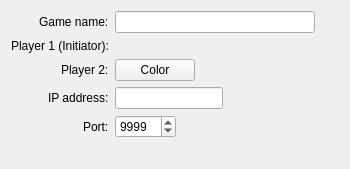
First picture: the form in src/con4/networkgameview.ui, repository antoniusriha/con4, before the edit.
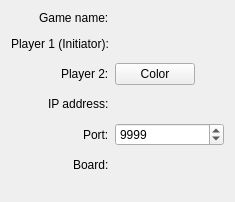
Second picture: the form after the edit. Custom widgets are drawn as their Qt base class.

Patch:
```diff
--- a/src/con4/networkgameview.ui
+++ b/src/con4/networkgameview.ui
@@ -6,24 +6,21 @@
    <rect>
     <x>0</x>
     <y>0</y>
-    <width>350</width>
-    <height>169</height>
+    <width>235</width>
+    <height>202</height>
    </rect>
   </property>
   <property name="windowTitle">
    <string>Form</string>
   </property>
   <layout class="QGridLayout" name="gridLayout">
-   <item row="0" column="0">
+   <item row="1" column="0">
     <layout class="QFormLayout" name="formLayout">
-     <property name="fieldGrowthPolicy">
-      <enum>QFormLayout::FieldsStayAtSizeHint</enum>
-     </property>
      <property name="labelAlignment">
       <set>Qt::AlignRight|Qt::AlignTrailing|Qt::AlignVCenter</set>
      </property>
-     <property name="horizontalSpacing">
-      <number>6</number>
+     <property name="verticalSpacing">
+      <number>12</number>
      </property>
      <item row="0" column="0">
       <widget class="QLabel" name="gameNameLabel">
@@ -33,20 +30,7 @@
       </widget>
      </item>
      <item row="0" column="1">
-      <widget class="QLineEdit" name="gameNameLineEdit">
-       <property name="sizePolicy">
-        <sizepolicy hsizetype="Expanding" vsizetype="Fixed">
-         <horstretch>0</horstretch>
-         <verstretch>0</verstretch>
-        </sizepolicy>
-       </property>
-       <property name="minimumSize">
-        <size>
-         <width>200</width>
-         <height>0</height>
-        </size>
-       </property>
-      </widget>
+      <widget class="ValidatingTextBox" name="gameNameTextBox" native="true"/>
      </item>
      <item row="1" column="0">
       <widget class="QLabel" name="player1Label">
@@ -67,6 +51,12 @@
      </item>
      <item row="2" column="1">
       <widget class="ColorButton" name="player2ColorButton">
+       <property name="sizePolicy">
+        <sizepolicy hsizetype="Fixed" vsizetype="Fixed">
+         <horstretch>0</horstretch>
+         <verstretch>0</verstretch>
+        </sizepolicy>
+       </property>
        <property name="text">
         <string>Color</string>
        </property>
@@ -80,7 +70,7 @@
       </widget>
      </item>
      <item row="3" column="1">
-      <widget class="QLineEdit" name="ipAddressLineEdit"/>
+      <widget class="IpAddressTextBox" name="ipAddressTextBox" native="true"/>
      </item>
      <item row="4" column="0">
       <widget class="QLabel" name="portLabel">
@@ -105,6 +95,16 @@
        </property>
       </widget>
      </item>
+     <item row="5" column="0">
+      <widget class="QLabel" name="label">
+       <property name="text">
+        <string>Board:</string>
+       </property>
+      </widget>
+     </item>
+     <item row="5" column="1">
+      <widget class="BoardConfView" name="boardConfView" native="true"/>
+     </item>
     </layout>
    </item>
   </layout>
@@ -121,6 +121,24 @@
    <extends>QPushButton</extends>
    <header>colorbutton.h</header>
   </customwidget>
+  <customwidget>
+   <class>ValidatingTextBox</class>
+   <extends>QWidget</extends>
+   <header>validatingtextbox.h</header>
+   <container>1</container>
+  </customwidget>
+  <customwidget>
+   <class>IpAddressTextBox</class>
+   <extends>QWidget</extends>
+   <header>ipaddresstextbox.h</header>
+   <container>1</container>
+  </customwidget>
+  <customwidget>
+   <class>BoardConfView</class>
+   <extends>QWidget</extends>
+   <header>boardconfview.h</header>
+   <container>1</container>
+  </customwidget>
  </customwidgets>
  <resources/>
  <connections>
```
Left out of the diff: 35 changed lines with no effect on the pictures.
